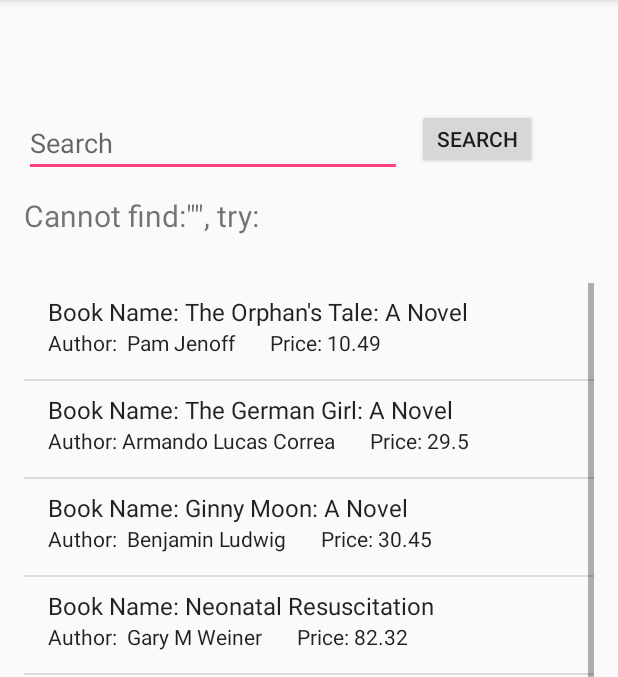
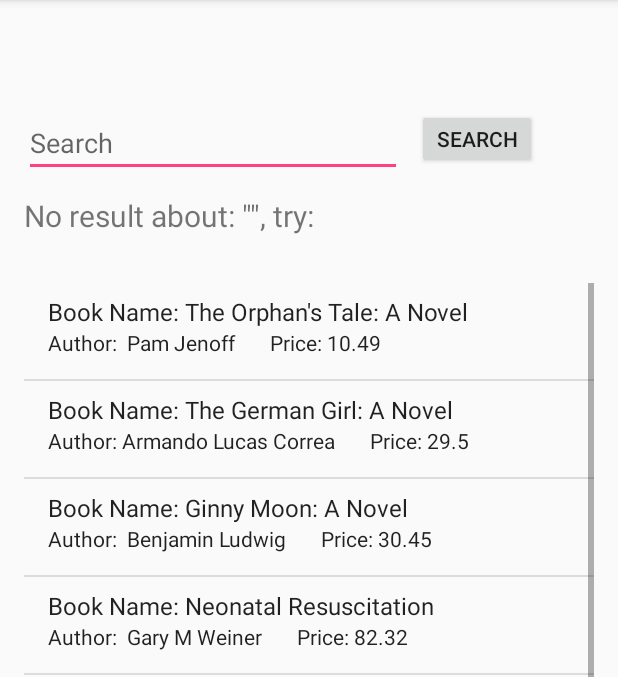
Before and after one commit to GraceJi0/project, an Android app: the screen it shows after launch (SearchActivity), after a tap on "SEARCH", on a phone screen of 412 x 824 dp, the part 84-761 px from its top. Run offline under Robolectric (Android 15) with nearby library versions, the phone set to English and light mode, and no system bars.

Commit message:
change result output

```diff
--- a/Project/BookOrderingSystem/app/src/main/java/comp3350project/bookorderingsystem/presentation/SearchActivity.java
+++ b/Project/BookOrderingSystem/app/src/main/java/comp3350project/bookorderingsystem/presentation/SearchActivity.java
@@ -63,14 +63,14 @@ public class SearchActivity extends AppCompatActivity {
 
         if(founds.size()==0)
         {
-            output="Cannot find:\"";
+            output="No result about: \"";
             output += limit;
             output += "\", try:";
             textView.setText(output);
         }
         else
         {
-            output = "Searching : \"";
+            output = "Showing books with: \"";
             output += limit;
             output += "\"";
             textView.setText(output);
```
